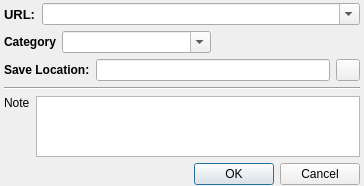
This is REXLoader/addtaskdialog.ui in RA9OAJ/rexloader as Qt 5 draws it before an edit. The edited form follows.
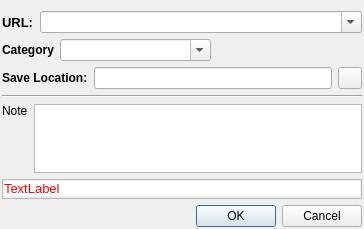
This is the edited form.

```diff
--- a/REXLoader/addtaskdialog.ui
+++ b/REXLoader/addtaskdialog.ui
@@ -7,24 +7,21 @@
     <x>0</x>
     <y>0</y>
     <width>364</width>
-    <height>186</height>
+    <height>229</height>
    </rect>
   </property>
   <property name="windowTitle">
    <string>REXLoader - </string>
   </property>
-  <layout class="QVBoxLayout" name="verticalLayout_2">
+  <layout class="QVBoxLayout" name="verticalLayout_3">
    <property name="leftMargin">
-    <number>4</number>
-   </property>
-   <property name="topMargin">
-    <number>3</number>
+    <number>2</number>
    </property>
    <property name="rightMargin">
-    <number>4</number>
+    <number>2</number>
    </property>
    <property name="bottomMargin">
-    <number>1</number>
+    <number>2</number>
    </property>
    <item>
     <layout class="QHBoxLayout" name="horizontalLayout">
@@ -208,6 +205,45 @@
      </item>
     </layout>
    </item>
+   <item>
+    <widget class="QFrame" name="errorFrame">
+     <property name="frameShape">
+      <enum>QFrame::StyledPanel</enum>
+     </property>
+     <property name="frameShadow">
+      <enum>QFrame::Raised</enum>
+     </property>
+     <layout class="QVBoxLayout" name="verticalLayout_2">
+      <property name="leftMargin">
+       <number>1</number>
+      </property>
+      <property name="topMargin">
+       <number>1</number>
+      </property>
+      <property name="rightMargin">
+       <number>1</number>
+      </property>
+      <property name="bottomMargin">
+       <number>2</number>
+      </property>
+      <item>
+       <widget class="QLabel" name="errorLabel">
+        <property name="styleSheet">
+         <string notr="true">font: 13px;
+color: #ff0000;
+background: #ffffff;</string>
+        </property>
+        <property name="text">
+         <string>TextLabel</string>
+        </property>
+        <property name="textInteractionFlags">
+         <set>Qt::LinksAccessibleByMouse|Qt::TextSelectableByKeyboard|Qt::TextSelectableByMouse</set>
+        </property>
+       </widget>
+      </item>
+     </layout>
+    </widget>
+   </item>
    <item>
     <layout class="QHBoxLayout" name="horizontalLayout_4">
      <item>
```
Left out of the diff: 3 changed lines with no effect on the pictures.
